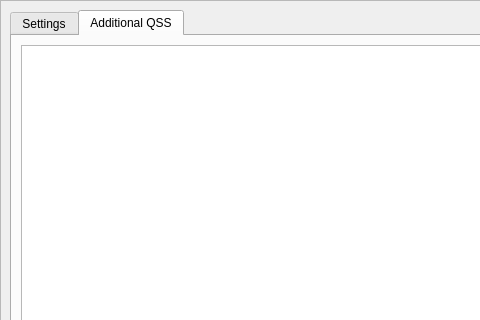
Before: the Qt Designer form pages/settings/theme/themesettingspage.ui in DigitalArtifex/Flo, drawn with Qt 5; both pictures show x 0 to 480 and y 0 to 320 of the 730 by 510 pixel window.
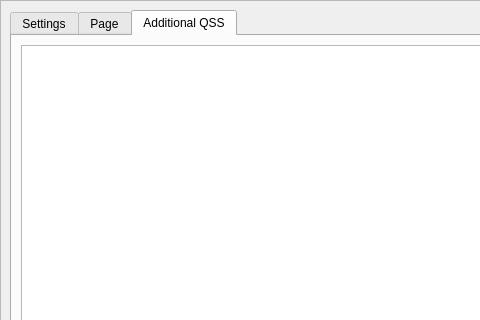
After: the same form once the commit is applied. The open tabs and pages were chosen to show the change.

Commit message: Updating Settings Page

Diff of the .ui file:
```diff
--- a/pages/settings/theme/themesettingspage.ui
+++ b/pages/settings/theme/themesettingspage.ui
@@ -174,6 +174,11 @@
            </item>
           </layout>
          </widget>
+         <widget class="QWidget" name="tab">
+          <attribute name="title">
+           <string>Page</string>
+          </attribute>
+         </widget>
          <widget class="QWidget" name="additionalTab">
           <attribute name="title">
            <string>Additional QSS</string>
```
Left out of the diff: 2 changed lines with no effect on the pictures. The commit also changes 1 other file.
